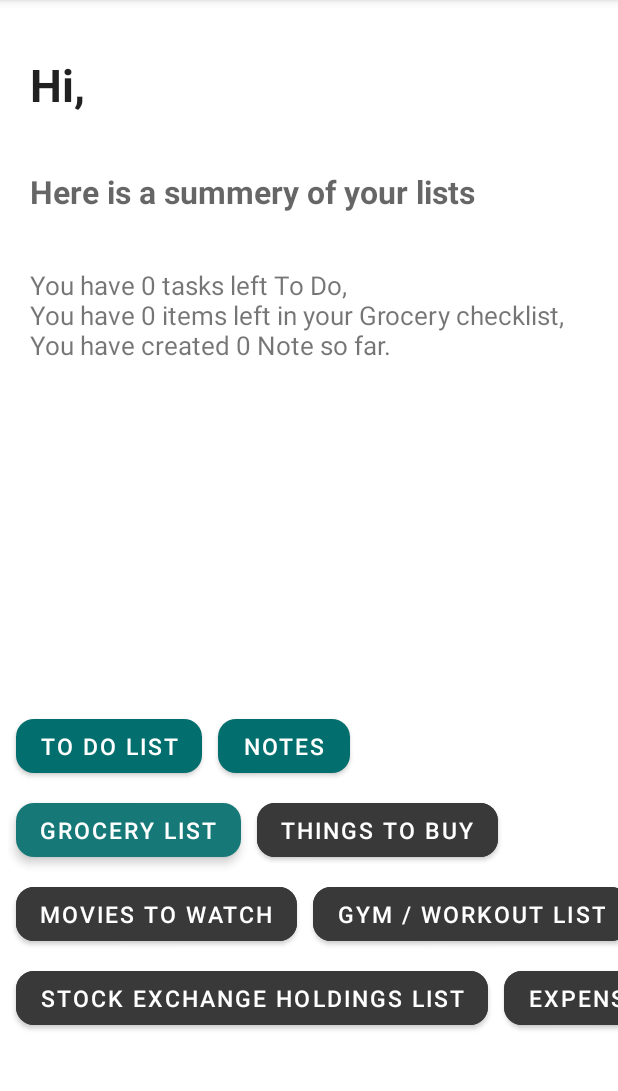
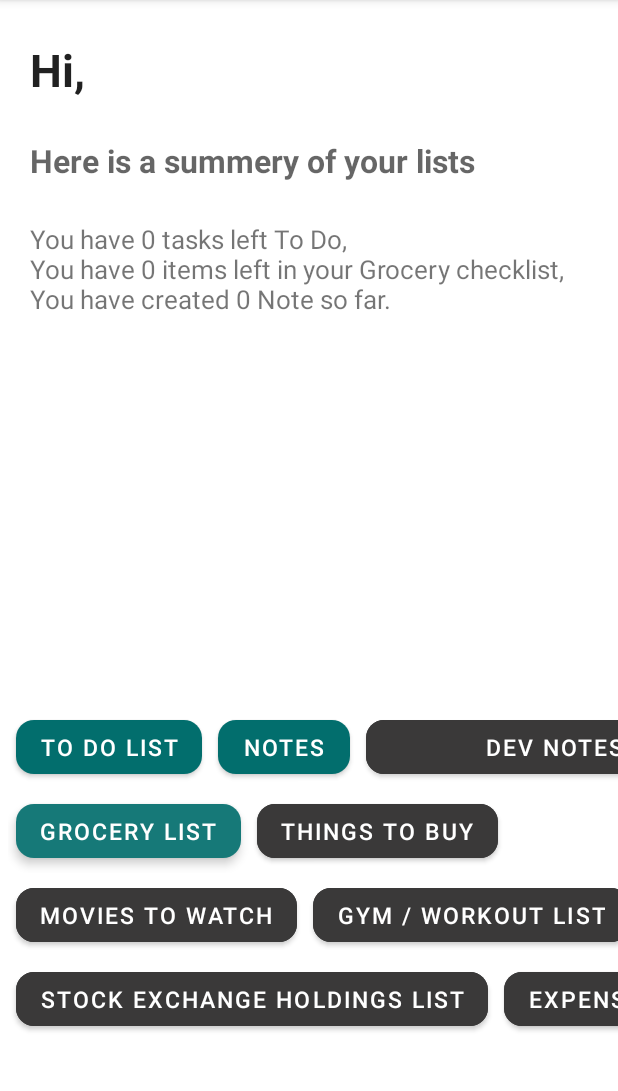
Before and after one commit to AjNafis/PresentList, an Android app: the screen it shows after launch (mainMenu_Activity), on a phone screen of 412 x 824 dp, the part 84-1175 px from its top. Run offline under Robolectric (Android 15) with nearby library versions, the phone set to English and light mode, and no system bars.

Commit message:
Figured out how to connect to DB from custom adapter. The delete function for notes now works.

```diff
--- a/app/src/main/java/com/example/MillenApp/NotesList/ListDataAdapter.java
+++ b/app/src/main/java/com/example/MillenApp/NotesList/ListDataAdapter.java
@@ -8,6 +8,7 @@ import android.view.MenuInflater;
 import android.view.MenuItem;
 import android.view.View;
 import android.view.ViewGroup;
+import android.widget.Adapter;
 import android.widget.ImageView;
 import android.widget.LinearLayout;
 import android.widget.PopupMenu;
@@ -24,6 +25,14 @@ import java.util.ArrayList;
 public class ListDataAdapter extends
         RecyclerView.Adapter<ListDataAdapter.ViewHolder> {
 
+    private ArrayList<DataObj> dataObjArrayList;
+    private SQLiteDatabase db;
+
+    public ListDataAdapter (ArrayList<DataObj> DataObjArrayList,Context context) {
+        dataObjArrayList = DataObjArrayList;
+        db = context.openOrCreateDatabase("NotesListDb",context.MODE_PRIVATE,null);
+    }
+
     public class ViewHolder extends RecyclerView.ViewHolder {
 
         public TextView DateTV;
@@ -32,7 +41,6 @@ public class ListDataAdapter extends
         public ImageView arrow;
         public Context context;
         public LinearLayout noteTypeLLayout;
-        //public SQLiteDatabase db = SQLiteDatabase.openOrCreateDatabase("NotesListDb",null);
 
         public ViewHolder(@NonNull View itemView) {
             super(itemView);
@@ -44,14 +52,7 @@ public class ListDataAdapter extends
             context = itemView.getContext();
             noteTypeLLayout = itemView.findViewById(R.id.noteTypeLLayout);
 
-
         }
-    }
-
-    private ArrayList<DataObj> dataObjArrayList;
-
-    public ListDataAdapter (ArrayList<DataObj> DataObjArrayList) {
-        dataObjArrayList = DataObjArrayList;
     }
 
     @NonNull
@@ -104,11 +105,9 @@ public class ListDataAdapter extends
                             case R.id.delete:
 
                                 int ID = Integer.parseInt(dataObjArrayList.get(position).ID);
-                //************** I want to perform the following line here but I cant do it. Hopefully someone else can figure it out.
-                //               db.delete("NotesListDataTable", "id" + "=" + ID , null);
+                                db.delete("NotesListDataTable", "id" + "=" + ID , null);
                                 dataObjArrayList.remove(position);
-
-
+                                notifyDataSetChanged();
                         }
 
                         return false;
--- a/app/src/main/java/com/example/MillenApp/NotesList/showData_Activity.java
+++ b/app/src/main/java/com/example/MillenApp/NotesList/showData_Activity.java
@@ -58,7 +58,7 @@ public class showData_Activity extends AppCompatActivity {
         }
         cr.close();
 
-        ListDataAdapter adapter = new ListDataAdapter(dataObjArrayList);
+        ListDataAdapter adapter = new ListDataAdapter(dataObjArrayList,this);
 
         RecyclerView rvNotes = findViewById(R.id.rvNotes);
 
--- a/app/src/main/res/layout/activity_main_screen.xml
+++ b/app/src/main/res/layout/activity_main_screen.xml
@@ -5,23 +5,6 @@
     android:layout_width="match_parent"
     android:layout_height="match_parent"
     tools:context="com.example.MillenApp.MainMenu.mainMenu_Activity">
-
-    <ImageView
-        android:id="@+id/dividerIV2"
-        android:layout_width="match_parent"
-        android:layout_height="2dp"
-        android:layout_marginStart="15dp"
-        android:layout_marginEnd="15dp"
-        android:layout_weight="1"
-        android:background="@color/rez_divider_grey"
-        android:paddingBottom="0dp"
-        android:visibility="invisible"
-        app:layout_constraintBottom_toBottomOf="parent"
-        app:layout_constraintEnd_toEndOf="parent"
-        app:layout_constraintStart_toStartOf="parent"
-        app:layout_constraintTop_toBottomOf="@+id/horizontalScrollView"
-        app:srcCompat="?attr/dividerHorizontal"
-        tools:srcCompat="?android:attr/listDivider" />
 
     <ProgressBar
         android:id="@+id/progressBar"
@@ -36,29 +19,13 @@
         app:layout_constraintTop_toBottomOf="@+id/summaryTV" />
 
 
-    <ImageView
-        android:id="@+id/dividerIV"
-        android:layout_width="match_parent"
-        android:layout_height="2dp"
-        android:layout_marginLeft="15dp"
-        android:layout_marginRight="15dp"
-        android:layout_weight="1"
-        android:background="@color/rez_divider_grey"
-        android:paddingBottom="0dp"
-        android:visibility="invisible"
-        app:layout_constraintBottom_toTopOf="@+id/horizontalScrollView"
-        app:layout_constraintEnd_toEndOf="parent"
-        app:layout_constraintHorizontal_bias="0.5"
-        app:layout_constraintStart_toStartOf="parent"
-        app:layout_constraintTop_toBottomOf="@+id/progressBar"
-        app:srcCompat="?attr/dividerHorizontal"
-        tools:srcCompat="?android:attr/listDivider" />
-
     <HorizontalScrollView
         android:id="@+id/horizontalScrollView"
         android:layout_width="0dp"
         android:layout_height="wrap_content"
-        app:layout_constraintBottom_toTopOf="@+id/dividerIV2"
+        android:layout_marginBottom="48dp"
+        android:scrollbars="none"
+        app:layout_constraintBottom_toBottomOf="parent"
         app:layout_constraintEnd_toEndOf="parent"
         app:layout_constraintStart_toStartOf="parent"
         app:layout_constraintTop_toBottomOf="@+id/scroolViewHeaderTV">
@@ -101,6 +68,20 @@
                     android:layout_marginRight="5dp"
                     android:layout_marginBottom="4dp"
                     android:text="Notes"
+                    android:textSize="15sp"
+                    app:cornerRadius="12dp" />
+
+                <Button
+                    android:id="@+id/thingsToBuyRouteList3"
+                    android:layout_width="wrap_content"
+                    android:layout_height="wrap_content"
+                    android:layout_marginLeft="5dp"
+                    android:layout_marginTop="4dp"
+                    android:layout_marginRight="5dp"
+                    android:layout_marginBottom="4dp"
+                    android:layout_weight="1"
+                    android:backgroundTint="#3A3939"
+                    android:text="Dev Notes"
                     android:textSize="15sp"
                     app:cornerRadius="12dp" />
             </LinearLayout>
@@ -280,7 +261,7 @@
         android:textAlignment="center"
         android:textAppearance="@style/TextAppearance.AppCompat.Medium"
         android:textStyle="bold"
-        android:visibility="gone"
+        android:visibility="invisible"
         app:layout_constraintBottom_toTopOf="@+id/horizontalScrollView"
         app:layout_constraintEnd_toEndOf="parent"
         app:layout_constraintHorizontal_bias="0.5"
```
